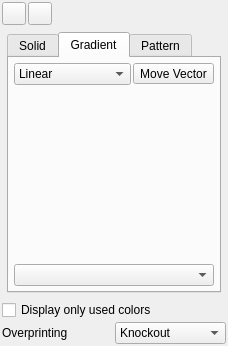
Old version of the form scribus/ui/colorpalette.ui in the repository scribusproject/scribus.
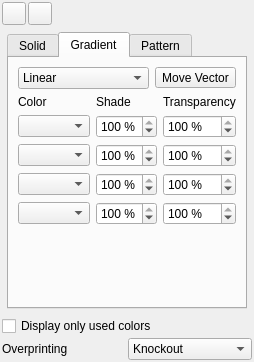
New version of the form. The open tabs and pages were chosen to show the change. Custom widgets are drawn as their Qt base class.

Diff of the .ui file:
```diff
--- a/scribus/ui/colorpalette.ui
+++ b/scribus/ui/colorpalette.ui
@@ -6,8 +6,8 @@
    <rect>
     <x>0</x>
     <y>0</y>
-    <width>228</width>
-    <height>344</height>
+    <width>252</width>
+    <height>361</height>
    </rect>
   </property>
   <property name="windowTitle">
@@ -72,7 +72,7 @@
    <item row="1" column="0" colspan="2">
     <widget class="QStackedWidget" name="stackedWidget">
      <property name="currentIndex">
-      <number>1</number>
+      <number>0</number>
      </property>
      <widget class="QWidget" name="pageStroke">
       <layout class="QGridLayout" name="gridLayout_3">
@@ -332,13 +332,7 @@
           <attribute name="title">
            <string>Gradient</string>
           </attribute>
-          <layout class="QVBoxLayout" name="verticalLayout_4">
-           <property name="spacing">
-            <number>2</number>
-           </property>
-           <property name="margin">
-            <number>5</number>
-           </property>
+          <layout class="QVBoxLayout" name="verticalLayout_7">
            <item>
             <layout class="QHBoxLayout" name="horizontalLayout_3">
              <item>
@@ -353,6 +347,11 @@
                  <string>Radial</string>
                 </property>
                </item>
+               <item>
+                <property name="text">
+                 <string>4 Colors</string>
+                </property>
+               </item>
               </widget>
              </item>
              <item>
@@ -371,30 +370,269 @@
             </layout>
            </item>
            <item>
-            <widget class="GradientEditor" name="gradEdit">
-             <property name="sizePolicy">
-              <sizepolicy hsizetype="Preferred" vsizetype="Expanding">
-               <horstretch>0</horstretch>
-               <verstretch>0</verstretch>
-              </sizepolicy>
+            <widget class="QStackedWidget" name="stackedWidget_2">
+             <property name="currentIndex">
+              <number>0</number>
              </property>
-             <property name="minimumSize">
-              <size>
-               <width>200</width>
-               <height>173</height>
-              </size>
-             </property>
-             <property name="frameShape">
-              <enum>QFrame::NoFrame</enum>
-             </property>
-             <property name="frameShadow">
-              <enum>QFrame::Raised</enum>
-             </property>
+             <widget class="QWidget" name="page">
+              <layout class="QVBoxLayout" name="verticalLayout_4">
+               <property name="margin">
+                <number>0</number>
+               </property>
+               <item>
+                <widget class="GradientEditor" name="gradEdit">
+                 <property name="sizePolicy">
+                  <sizepolicy hsizetype="Preferred" vsizetype="Expanding">
+                   <horstretch>0</horstretch>
+                   <verstretch>0</verstretch>
+                  </sizepolicy>
+                 </property>
+                 <property name="minimumSize">
+                  <size>
+                   <width>200</width>
+                   <height>173</height>
+                  </size>
+                 </property>
+                 <property name="frameShape">
+                  <enum>QFrame::NoFrame</enum>
+                 </property>
+                 <property name="frameShadow">
+                  <enum>QFrame::Raised</enum>
+                 </property>
+                </widget>
+               </item>
+               <item>
+                <widget class="ScComboBox" name="namedGradient"/>
+               </item>
+              </layout>
+             </widget>
+             <widget class="QWidget" name="page_2">
+              <layout class="QVBoxLayout" name="verticalLayout_8">
+               <property name="margin">
+                <number>0</number>
+               </property>
+               <item>
+                <layout class="QGridLayout" name="gridLayout_4">
+                 <item row="0" column="0">
+                  <widget class="QLabel" name="label_5">
+                   <property name="text">
+                    <string>Color</string>
+                   </property>
+                  </widget>
+                 </item>
+                 <item row="0" column="1">
+                  <widget class="QLabel" name="label">
+                   <property name="text">
+                    <string>Shade</string>
+                   </property>
+                  </widget>
+                 </item>
+                 <item row="0" column="2">
+                  <widget class="QLabel" name="label_9">
+                   <property name="text">
+                    <string>Transparency</string>
+                   </property>
+                  </widget>
+                 </item>
+                 <item row="1" column="0">
+                  <widget class="ColorCombo" name="colorPoint1">
+                   <property name="sizePolicy">
+                    <sizepolicy hsizetype="Expanding" vsizetype="Fixed">
+                     <horstretch>0</horstretch>
+                     <verstretch>0</verstretch>
+                    </sizepolicy>
+                   </property>
+                  </widget>
+                 </item>
+                 <item row="1" column="1">
+                  <widget class="QSpinBox" name="color1Shade">
+                   <property name="suffix">
+                    <string> %</string>
+                   </property>
+                   <property name="minimum">
+                    <number>0</number>
+                   </property>
+                   <property name="maximum">
+                    <number>100</number>
+                   </property>
+                   <property name="singleStep">
+                    <number>10</number>
+                   </property>
+                   <property name="value">
+                    <number>100</number>
+                   </property>
+                  </widget>
+                 </item>
+                 <item row="1" column="2">
+                  <widget class="QSpinBox" name="color1Alpha">
+                   <property name="suffix">
+                    <string> %</string>
+                   </property>
+                   <property name="maximum">
+                    <number>100</number>
+                   </property>
+                   <property name="singleStep">
+                    <number>10</number>
+                   </property>
+                   <property name="value">
+                    <number>100</number>
+                   </property>
+                  </widget>
+                 </item>
+                 <item row="2" column="0">
+                  <widget class="ColorCombo" name="colorPoint2">
+                   <property name="sizePolicy">
+                    <sizepolicy hsizetype="Expanding" vsizetype="Fixed">
+                     <horstretch>0</horstretch>
+                     <verstretch>0</verstretch>
+                    </sizepolicy>
+                   </property>
+                  </widget>
+                 </item>
+                 <item row="2" column="1">
+                  <widget class="QSpinBox" name="color2Shade">
+                   <property name="suffix">
+                    <string> %</string>
+                   </property>
+                   <property name="minimum">
+                    <number>0</number>
+                   </property>
+                   <property name="maximum">
+                    <number>100</number>
+                   </property>
+                   <property name="singleStep">
+                    <number>10</number>
+                   </property>
+                   <property name="value">
+                    <number>100</number>
+                   </property>
+                  </widget>
+                 </item>
+                 <item row="2" column="2">
+                  <widget class="QSpinBox" name="color2Alpha">
+                   <property name="suffix">
+                    <string> %</string>
+                   </property>
+                   <property name="maximum">
+                    <number>100</number>
+                   </property>
+                   <property name="singleStep">
+                    <number>10</number>
+                   </property>
+                   <property name="value">
+                    <number>100</number>
+                   </property>
+                  </widget>
+                 </item>
+                 <item row="3" column="0">
+                  <widget class="ColorCombo" name="colorPoint3">
+                   <property name="sizePolicy">
+                    <sizepolicy hsizetype="Expanding" vsizetype="Fixed">
+                     <horstretch>0</horstretch>
+                     <verstretch>0</verstretch>
+                    </sizepolicy>
+                   </property>
+                  </widget>
+                 </item>
+                 <item row="3" column="1">
+                  <widget class="QSpinBox" name="color3Shade">
+                   <property name="suffix">
+                    <string> %</string>
+                   </property>
+                   <property name="minimum">
+                    <number>0</number>
+                   </property>
+                   <property name="maximum">
+                    <number>100</number>
+                   </property>
+                   <property name="singleStep">
+                    <number>10</number>
+                   </property>
+                   <property name="value">
+                    <number>100</number>
+                   </property>
+                  </widget>
+                 </item>
+                 <item row="3" column="2">
+                  <widget class="QSpinBox" name="color3Alpha">
+                   <property name="suffix">
+                    <string> %</string>
+                   </property>
+                   <property name="maximum">
+                    <number>100</number>
+                   </property>
+                   <property name="singleStep">
+                    <number>10</number>
+                   </property>
+                   <property name="value">
+                    <number>100</number>
+                   </property>
+                  </widget>
+                 </item>
+                 <item row="4" column="0">
+                  <widget class="ColorCombo" name="colorPoint4">
+                   <property name="sizePolicy">
+                    <sizepolicy hsizetype="Expanding" vsizetype="Fixed">
+                     <horstretch>0</horstretch>
+                     <verstretch>0</verstretch>
+                    </sizepolicy>
+                   </property>
+                  </widget>
+                 </item>
+                 <item row="4" column="1">
+                  <widget class="QSpinBox" name="color4Shade">
+                   <property name="suffix">
+                    <string> %</string>
+                   </property>
+                   <property name="minimum">
+                    <number>0</number>
+                   </property>
+                   <property name="maximum">
+                    <number>100</number>
+                   </property>
+                   <property name="singleStep">
+                    <number>10</number>
+                   </property>
+                   <property name="value">
+                    <number>100</number>
+                   </property>
+                  </widget>
+                 </item>
+                 <item row="4" column="2">
+                  <widget class="QSpinBox" name="color4Alpha">
+                   <property name="suffix">
+                    <string> %</string>
+                   </property>
+                   <property name="maximum">
+                    <number>100</number>
+                   </property>
+                   <property name="singleStep">
+                    <number>10</number>
+                   </property>
+                   <property name="value">
+                    <number>100</number>
+                   </property>
+                  </widget>
+                 </item>
+                </layout>
+               </item>
+               <item>
+                <spacer name="verticalSpacer">
+                 <property name="orientation">
+                  <enum>Qt::Vertical</enum>
+                 </property>
+                 <property name="sizeHint" stdset="0">
+                  <size>
+                   <width>20</width>
+                   <height>70</height>
+                  </size>
+                 </property>
+                </spacer>
+               </item>
+              </layout>
+             </widget>
             </widget>
            </item>
-           <item>
-            <widget class="ScComboBox" name="namedGradient"/>
-           </item>
           </layout>
          </widget>
          <widget class="QWidget" name="tabPattern">
@@ -518,6 +756,11 @@
    <extends>QListWidget</extends>
    <header>ui/colorlistbox.h</header>
   </customwidget>
+  <customwidget>
+   <class>ColorCombo</class>
+   <extends>QComboBox</extends>
+   <header>ui/colorcombo.h</header>
+  </customwidget>
  </customwidgets>
  <resources/>
  <connections/>
```
